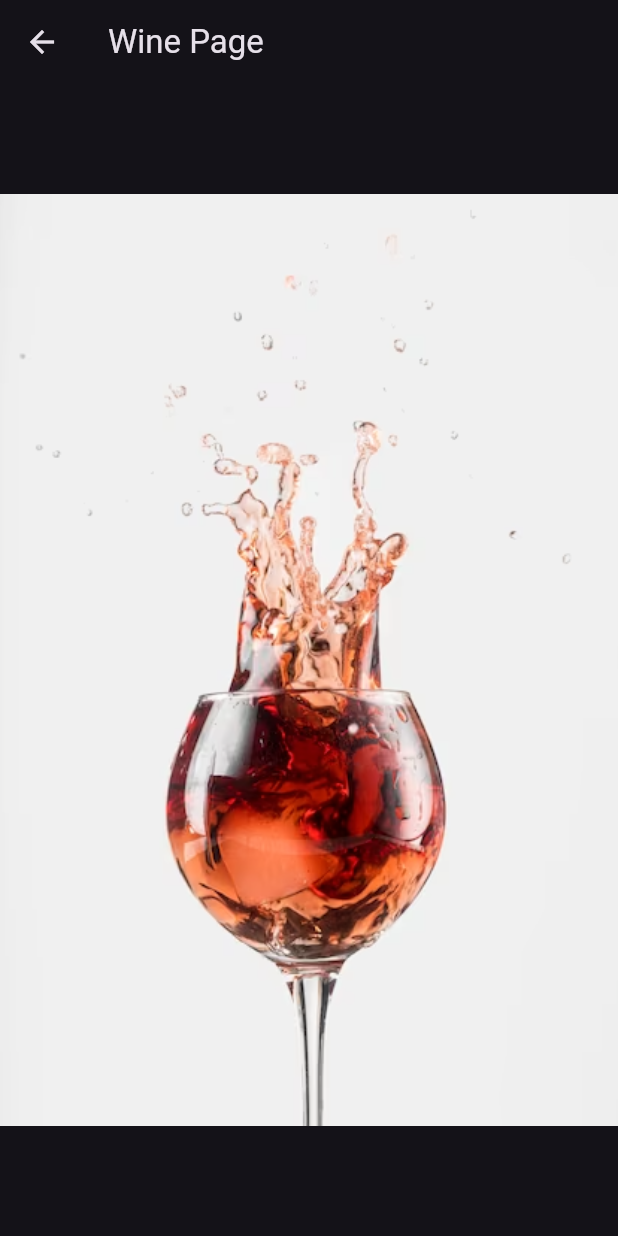
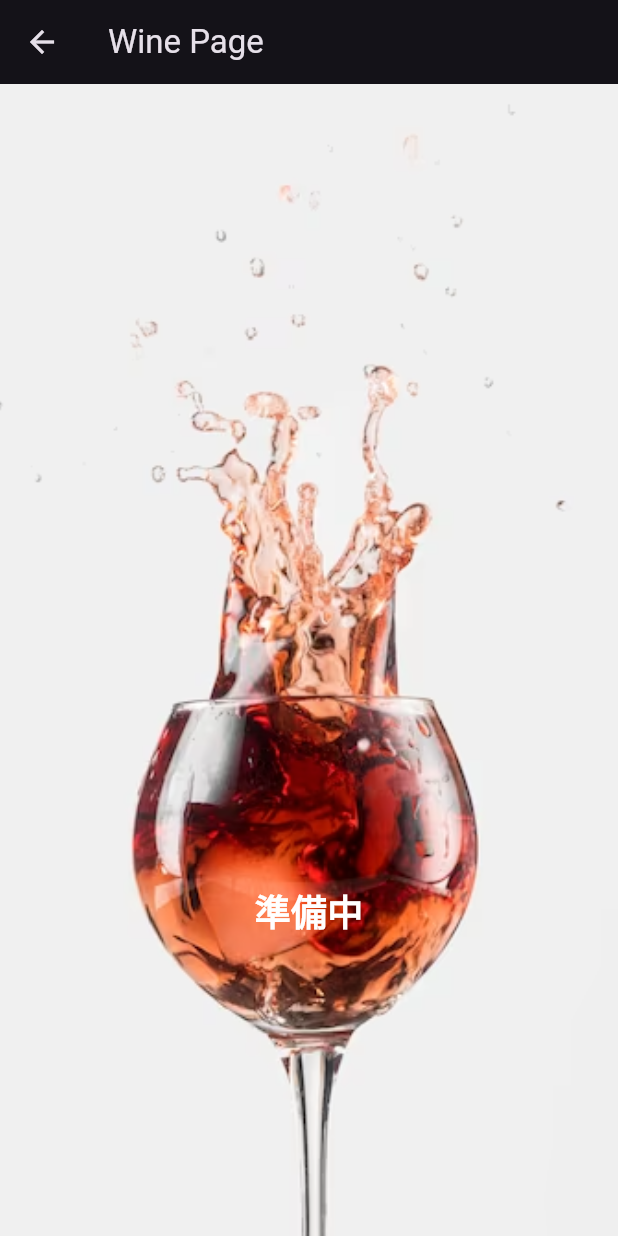
Before and after one commit to ksj-tkinuta/dio_demo, a Flutter app: the WineScreen screen opened directly, on a phone screen of 412 x 824 dp. Run offline on Flutter 3.47's test engine with Material 3 defaults, Android fonts, the phone set to English and light mode, and no system bars; our stand-ins replace dio, flutter_riverpod, freezed_annotation; network calls fail.

Commit message:
add stack Text, maxLine Text, Recipe Image and Indicator

```diff
--- a/lib/model/recipe.dart
+++ b/lib/model/recipe.dart
@@ -10,6 +10,8 @@ class Recipe with _$Recipe {
   factory Recipe({
     String? title,
     String? course,
+    String? directions,
+    String? photoUrl,
   }) = _Recipe;
 
   factory Recipe.fromJson(Map<String, dynamic> json) => _$RecipeFromJson(json);
--- a/lib/view/wine_screen.dart
+++ b/lib/view/wine_screen.dart
@@ -1,3 +1,4 @@
+import 'package:flutter/cupertino.dart';
 import 'package:flutter/material.dart';
 
 class WineScreen extends StatelessWidget {
@@ -10,7 +11,28 @@ class WineScreen extends StatelessWidget {
         title: const Text('Wine Page'),
       ),
       body: Center(
-        child: Image.asset('assets/images/wine_image.png'), // ワイン画像のパス
+        child: Stack(
+          alignment: Alignment.center,
+          children: [
+            Image.asset(
+              'assets/images/wine_image.png', // ワイン画像のパス
+              width: double.infinity,
+              height: double.infinity,
+              fit: BoxFit.cover,
+            ),
+            const Positioned(
+              bottom: 200, // 下から200dp配置
+              child: Text(
+                '準備中',
+                style: TextStyle(
+                  fontSize: 24,
+                  fontWeight: FontWeight.bold,
+                  color: Colors.white,
+                ),
+              ),
+            ),
+          ],
+        ),
       ),
     );
   }
```
Also changed, not shown: lib/view/coffee_screen.dart (+7 -2 lines), lib/view/recipe_screen.dart (+31 -3 lines), lib/model/recipe.freezed.dart, lib/model/recipe.g.dart.
